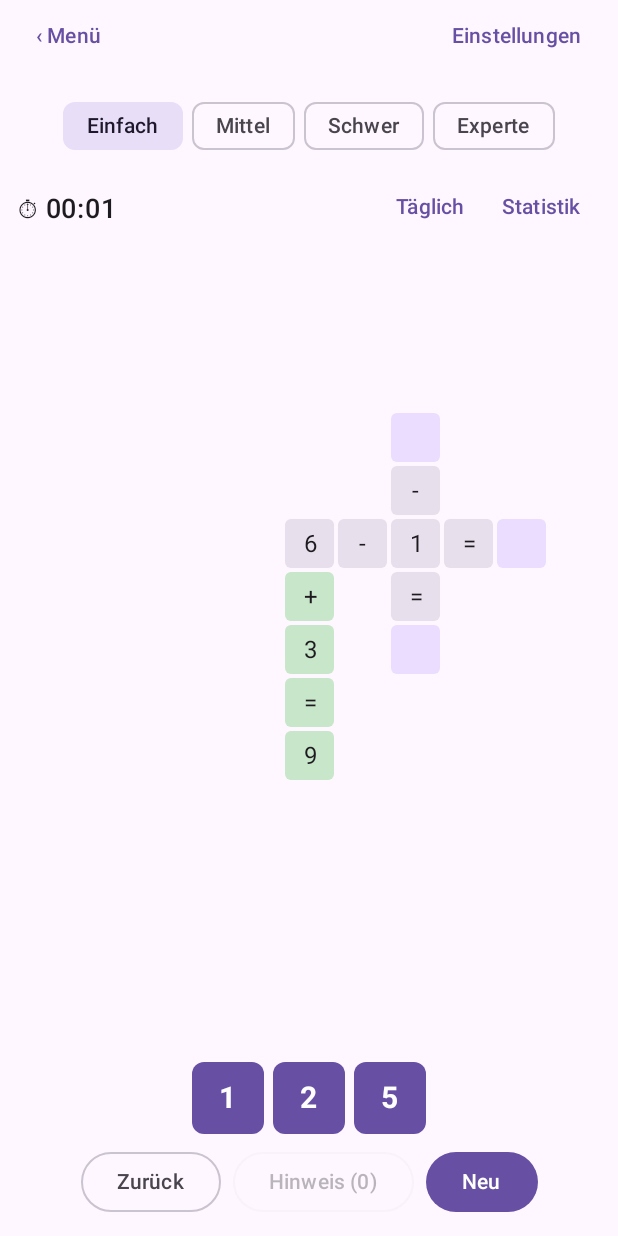
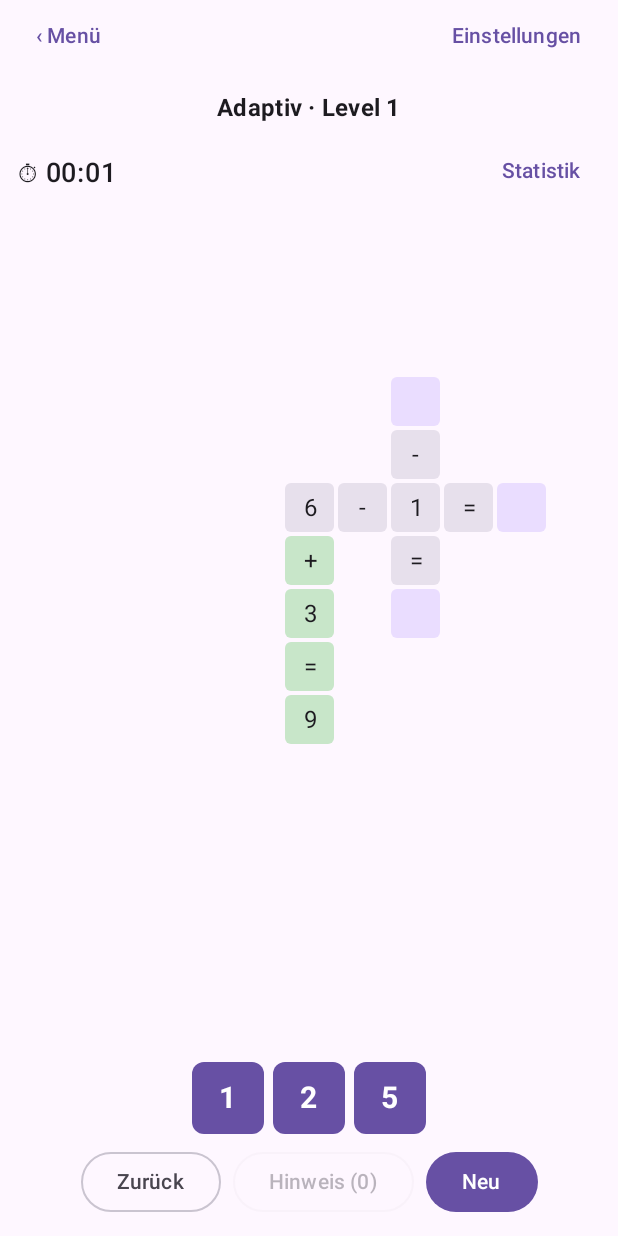
Before and after one commit to bobbygame/MathPuzzle, an Android app built with Jetpack Compose: the screen it shows after launch (MainActivity), after a tap on "Adaptiv", on a phone screen of 412 x 824 dp. Run offline under Robolectric (Android 15) with nearby library versions, the phone set to English and light mode, and no system bars.

Commit message:
Lock difficulty changes during adaptive games and show level

```diff
--- a/app/src/main/java/de/wyn/crossmath/MainActivity.kt
+++ b/app/src/main/java/de/wyn/crossmath/MainActivity.kt
@@ -158,6 +158,7 @@ fun GameScreen(vm: GameViewModel) {
     val settings = LocalAppSettings.current
     val currentWinHaptics by rememberUpdatedState(settings.winHaptics)
     val pz = vm.puzzle
+    val adaptive = vm.playLevel
 
     LaunchedEffect(vm.showWin) {
         if (vm.showWin && currentWinHaptics) {
@@ -178,6 +179,7 @@ fun GameScreen(vm: GameViewModel) {
             Modifier.fillMaxSize().padding(12.dp),
             horizontalAlignment = Alignment.CenterHorizontally
         ) {
+            if (adaptive == null) {
                 Row(
                     Modifier.horizontalScroll(rememberScrollState()),
                     horizontalArrangement = Arrangement.spacedBy(6.dp)
@@ -189,6 +191,13 @@ fun GameScreen(vm: GameViewModel) {
                             label = { Text(d.label) }
                         )
                     }
+                }
+            } else {
+                Text(
+                    text = "Adaptiv · Level $adaptive",
+                    style = MaterialTheme.typography.titleMedium,
+                    fontWeight = FontWeight.Bold
+                )
             }
 
             Row(
@@ -202,7 +211,9 @@ fun GameScreen(vm: GameViewModel) {
                     fontWeight = FontWeight.Medium
                 )
                 Row {
+                    if (adaptive == null) {
                         TextButton(onClick = { vm.newDaily() }) { Text("Täglich") }
+                    }
                     TextButton(onClick = { showStats = true }) { Text("Statistik") }
                 }
             }
@@ -247,8 +258,12 @@ fun GameScreen(vm: GameViewModel) {
             text = {
                 Column {
                     Text("Zeit: ${fmtTime(vm.seconds)}")
-                    Text("Hinweise: ${vm.hintsUsed} / ${vm.difficulty.maxHints}")
+                    Text("Hinweise: ${vm.hintsUsed} / ${vm.maxHints}")
+                    if (adaptive != null) {
+                        Text("Nächstes Level: ${vm.adaptiveLevel}")
+                    } else {
                         stats[vm.difficulty]?.bestSeconds?.let { Text("Bestzeit: ${fmtTime(it)}") }
+                    }
                 }
             },
             confirmButton = {
```
Lines whose indentation alone changed are shown as unchanged.
